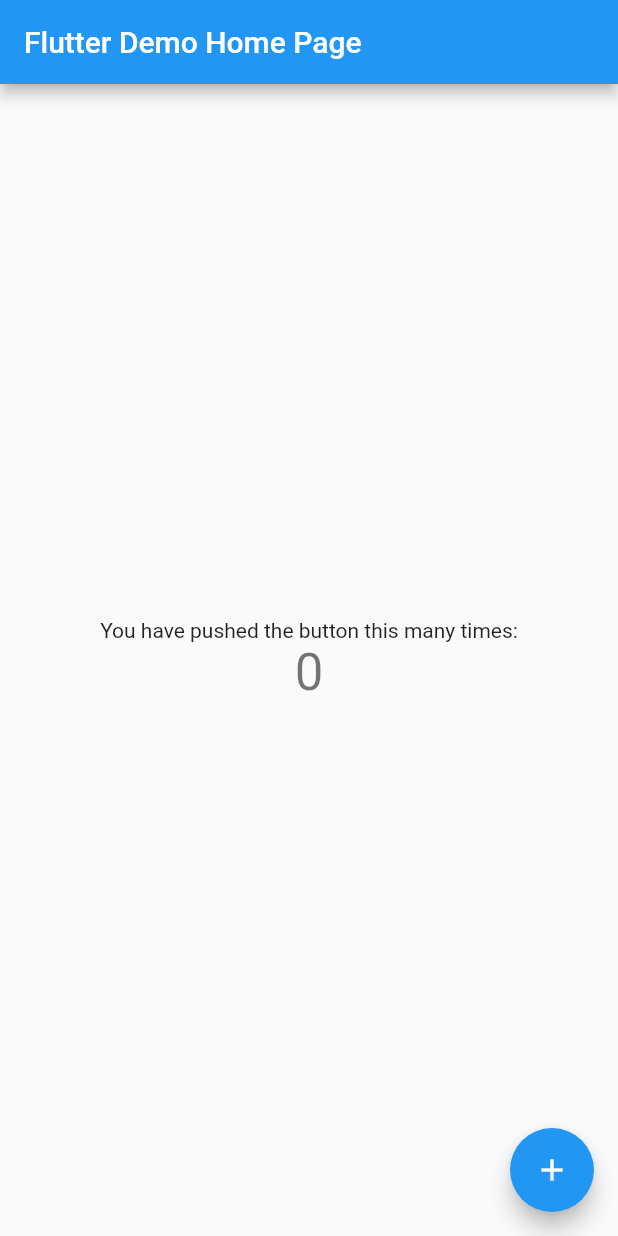
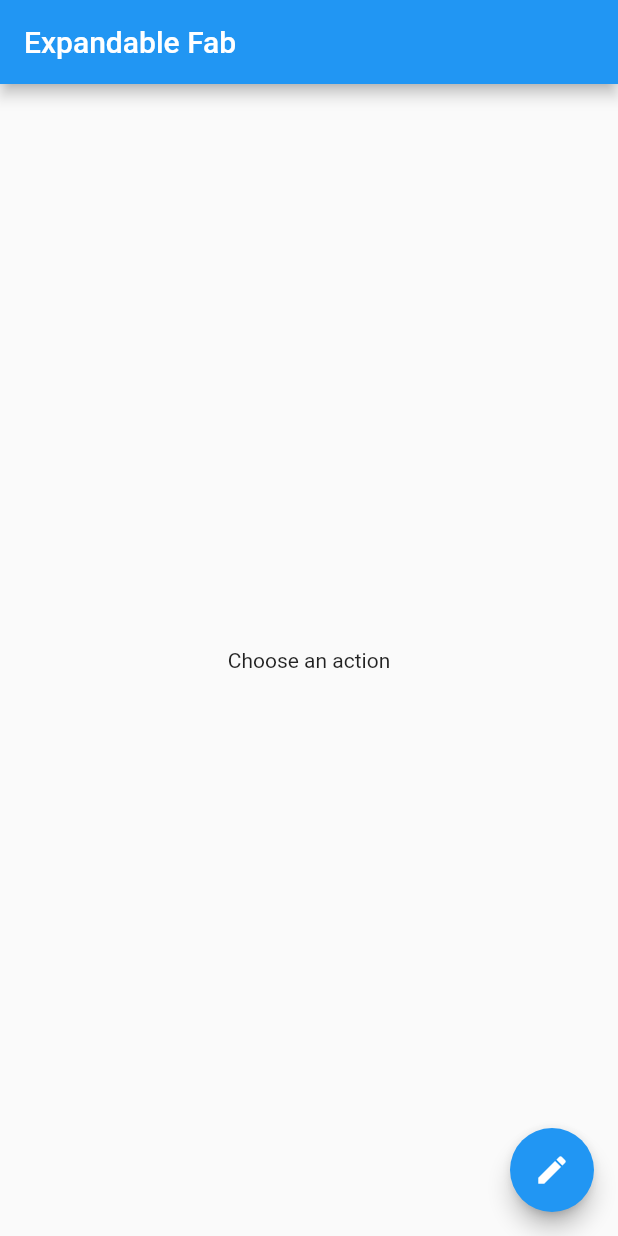
Before and after one commit to tajaouart/animated_expandable_fab, a Flutter app: the screen it shows after launch, on a phone screen of 412 x 824 dp. Run offline on Flutter 3.47's test engine with Material 2 defaults, Android fonts, the phone set to English and light mode, and no system bars.

Commit message:
ExpandableFab implementation

```diff
--- a/example/lib/main.dart
+++ b/example/lib/main.dart
@@ -1,115 +1,66 @@
+import 'package:animated_expandable_fab/animated_expandable_fab.dart';
 import 'package:flutter/material.dart';
 
 void main() {
-  runApp(const MyApp());
+  runApp(
+    const MaterialApp(
+      home: ExampleExpandableFab(),
+      debugShowCheckedModeBanner: false,
+    ),
+  );
 }
 
-class MyApp extends StatelessWidget {
-  const MyApp({super.key});
+class ExampleExpandableFab extends StatefulWidget {
+  const ExampleExpandableFab({super.key});
 
-  // This widget is the root of your application.
   @override
-  Widget build(BuildContext context) {
-    return MaterialApp(
-      title: 'Flutter Demo',
-      theme: ThemeData(
-        // This is the theme of your application.
-        //
-        // Try running your application with "flutter run". You'll see the
-        // application has a blue toolbar. Then, without quitting the app, try
-        // changing the primarySwatch below to Colors.green and then invoke
-        // "hot reload" (press "r" in the console where you ran "flutter run",
-        // or simply save your changes to "hot reload" in a Flutter IDE).
-        // Notice that the counter didn't reset back to zero; the application
-        // is not restarted.
-        primarySwatch: Colors.blue,
-      ),
-      home: const MyHomePage(title: 'Flutter Demo Home Page'),
-    );
-  }
+  State<ExampleExpandableFab> createState() => _ExampleExpandableFabState();
 }
 
-class MyHomePage extends StatefulWidget {
-  const MyHomePage({super.key, required this.title});
+class _ExampleExpandableFabState extends State<ExampleExpandableFab> {
+  final _actionTitles = ['Create Post', 'Upload Photo', 'Upload Video'];
 
-  // This widget is the home page of your application. It is stateful, meaning
-  // that it has a State object (defined below) that contains fields that affect
-  // how it looks.
+  String action = 'Choose an action';
 
-  // This class is the configuration for the state. It holds the values (in this
-  // case the title) provided by the parent (in this case the App widget) and
-  // used by the build method of the State. Fields in a Widget subclass are
-  // always marked "final".
-
-  final String title;
-
-  @override
-  State<MyHomePage> createState() => _MyHomePageState();
-}
-
-class _MyHomePageState extends State<MyHomePage> {
-  int _counter = 0;
-
-  void _incrementCounter() {
+  void selectItem(BuildContext context, int index) {
     setState(() {
-      // This call to setState tells the Flutter framework that something has
-      // changed in this State, which causes it to rerun the build method below
-      // so that the display can reflect the updated values. If we changed
-      // _counter without calling setState(), then the build method would not be
-      // called again, and so nothing would appear to happen.
-      _counter++;
+      action = _actionTitles[index];
     });
   }
 
   @override
   Widget build(BuildContext context) {
-    // This method is rerun every time setState is called, for instance as done
-    // by the _incrementCounter method above.
-    //
-    // The Flutter framework has been optimized to make rerunning build methods
-    // fast, so that you can just rebuild anything that needs updating rather
-    // than having to individually change instances of widgets.
     return Scaffold(
       appBar: AppBar(
-        // Here we take the value from the MyHomePage object that was created by
-        // the App.build method, and use it to set our appbar title.
-        title: Text(widget.title),
+        title: const Text('Expandable Fab'),
       ),
-      body: Center(
-        // Center is a layout widget. It takes a single child and positions it
-        // in the middle of the parent.
-        child: Column(
-          // Column is also a layout widget. It takes a list of children and
-          // arranges them vertically. By default, it sizes itself to fit its
-          // children horizontally, and tries to be as tall as its parent.
-          //
-          // Invoke "debug painting" (press "p" in the console, choose the
-          // "Toggle Debug Paint" action from the Flutter Inspector in Android
-          // Studio, or the "Toggle Debug Paint" command in Visual Studio Code)
-          // to see the wireframe for each widget.
-          //
-          // Column has various properties to control how it sizes itself and
-          // how it positions its children. Here we use mainAxisAlignment to
-          // center the children vertically; the main axis here is the vertical
-          // axis because Columns are vertical (the cross axis would be
-          // horizontal).
-          mainAxisAlignment: MainAxisAlignment.center,
-          children: <Widget>[
-            const Text(
-              'You have pushed the button this many times:',
+      body: Center(child: Text(action)),
+      floatingActionButton: ExpandableFab(
+        distance: 112.0,
+        children: [
+          ActionButton(
+            onPressed: () => selectItem(context, 0),
+            child: const Icon(
+              Icons.format_size,
+              color: Colors.white,
             ),
-            Text(
-              '$_counter',
-              style: Theme.of(context).textTheme.headline4,
+          ),
+          ActionButton(
+            onPressed: () => selectItem(context, 1),
+            child: const Icon(
+              Icons.insert_photo,
+              color: Colors.white,
             ),
-          ],
-        ),
+          ),
+          ActionButton(
+            onPressed: () => selectItem(context, 2),
+            child: const Icon(
+              Icons.videocam,
+              color: Colors.white,
+            ),
+          ),
+        ],
       ),
-      floatingActionButton: FloatingActionButton(
-        onPressed: _incrementCounter,
-        tooltip: 'Increment',
-        child: const Icon(Icons.add),
-      ), // This trailing comma makes auto-formatting nicer for build methods.
     );
   }
 }
--- /dev/null
+++ b/lib/expandable_fab/action_button.dart
@@ -0,0 +1,29 @@
+import 'package:flutter/material.dart';
+
+class ActionButton extends StatelessWidget {
+  const ActionButton({
+    super.key,
+    this.onPressed,
+    required this.child,
+    this.color,
+  });
+
+  final VoidCallback? onPressed;
+  final Widget child;
+  final Color? color;
+
+  @override
+  Widget build(BuildContext context) {
+    final theme = Theme.of(context);
+    return Material(
+      shape: const CircleBorder(),
+      clipBehavior: Clip.antiAlias,
+      color: color ?? theme.colorScheme.secondary,
+      elevation: 4.0,
+      child: Padding(
+        padding: const EdgeInsets.all(12.0),
+        child: child,
+      ),
+    );
+  }
+}
--- /dev/null
+++ b/lib/expandable_fab/expandable_fab.dart
@@ -0,0 +1,148 @@
+import 'package:animated_expandable_fab/animated_expandable_fab.dart';
+import 'package:flutter/material.dart';
+
+import 'expanding_action_button.dart';
+
+@immutable
+class ExpandableFab extends StatefulWidget {
+  const ExpandableFab({
+    super.key,
+    this.initialOpen,
+    required this.distance,
+    required this.children,
+  });
+
+  final bool? initialOpen;
+  final double distance;
+  final List<ActionButton> children;
+
+  @override
+  State<ExpandableFab> createState() => _ExpandableFabState();
+}
+
+class _ExpandableFabState extends State<ExpandableFab>
+    with SingleTickerProviderStateMixin {
+  late final AnimationController _controller;
+  late final Animation<double> _expandAnimation;
+  bool _open = false;
+
+  @override
+  void initState() {
+    super.initState();
+    _open = widget.initialOpen ?? false;
+    _controller = AnimationController(
+      value: _open ? 1.0 : 0.0,
+      duration: const Duration(milliseconds: 250),
+      vsync: this,
+    );
+    _expandAnimation = CurvedAnimation(
+      curve: Curves.fastOutSlowIn,
+      reverseCurve: Curves.easeOutQuad,
+      parent: _controller,
+    );
+  }
+
+  @override
+  void dispose() {
+    _controller.dispose();
+    super.dispose();
+  }
+
+  void _toggle() {
+    setState(() {
+      _open = !_open;
+      if (_open) {
+        _controller.forward();
+      } else {
+        _controller.reverse();
+      }
+    });
+  }
+
+  @override
+  Widget build(BuildContext context) {
+    return SizedBox.expand(
+      child: Stack(
+        alignment: Alignment.bottomRight,
+        clipBehavior: Clip.none,
+        children: [
+          _buildTapToCloseFab(),
+          ..._buildExpandingActionButtons(),
+          _buildTapToOpenFab(),
+        ],
+      ),
+    );
+  }
+
+  Widget _buildTapToCloseFab() {
+    return SizedBox(
+      width: 56.0,
+      height: 56.0,
+      child: Center(
+        child: Material(
+          shape: const CircleBorder(),
+          clipBehavior: Clip.antiAlias,
+          elevation: 4.0,
+          child: InkWell(
+            onTap: _toggle,
+            child: Padding(
+              padding: const EdgeInsets.all(8.0),
+              child: Icon(
+                Icons.close,
+                color: Theme.of(context).primaryColor,
+              ),
+            ),
+          ),
+        ),
+      ),
+    );
+  }
+
+  List<Widget> _buildExpandingActionButtons() {
+    final children = <Widget>[];
+    final count = widget.children.length;
+    final step = 90.0 / (count - 1);
+    for (var i = 0, angleInDegrees = 0.0;
+        i < count;
+        i++, angleInDegrees += step) {
+      children.add(
+        ExpandingActionButton(
+          directionInDegrees: angleInDegrees,
+          maxDistance: widget.distance,
+          progress: _expandAnimation,
+          child: widget.children[i],
+          onTap: () {
+            _toggle();
+            widget.children[i].onPressed?.call();
+          },
+        ),
+      );
+    }
+    return children;
+  }
+
+  Widget _buildTapToOpenFab() {
+    return IgnorePointer(
+      ignoring: _open,
+      child: AnimatedContainer(
+        transformAlignment: Alignment.center,
+        transform: Matrix4.diagonal3Values(
+          _open ? 0.7 : 1.0,
+          _open ? 0.7 : 1.0,
+          1.0,
+        ),
+        duration: const Duration(milliseconds: 250),
+        curve: const Interval(0.0, 0.5, curve: Curves.easeOut),
+        child: AnimatedOpacity(
+          opacity: _open ? 0.0 : 1.0,
+          curve: const Interval(0.25, 1.0, curve: Curves.easeInOut),
+          duration: const Duration(milliseconds: 250),
+          child: FloatingActionButton(
+            onPressed: _toggle,
+            child: const Icon(Icons.create),
+          ),
+        ),
+      ),
+    );
+  }
+}
--- /dev/null
+++ b/lib/expandable_fab/expanding_action_button.dart
@@ -0,0 +1,48 @@
+import 'dart:math';
+
+import 'package:flutter/material.dart';
+
+class ExpandingActionButton extends StatelessWidget {
+  const ExpandingActionButton({
+    super.key,
+    required this.directionInDegrees,
+    required this.maxDistance,
+    required this.progress,
+    required this.child,
+    this.onTap,
+  });
+
+  final double directionInDegrees;
+  final double maxDistance;
+  final Animation<double> progress;
+  final Widget child;
+  final VoidCallback? onTap;
+
+  @override
+  Widget build(BuildContext context) {
+    return AnimatedBuilder(
+      animation: progress,
+      builder: (context, child) {
+        final offset = Offset.fromDirection(
+          directionInDegrees * (pi / 180.0),
+          progress.value * maxDistance,
+        );
+        return Positioned(
+          right: 4.0 + offset.dx,
+          bottom: 4.0 + offset.dy,
+          child: Transform.rotate(
+            angle: (1.0 - progress.value) * pi / 2,
+            child: child!,
+          ),
+        );
+      },
+      child: FadeTransition(
+        opacity: progress,
+        child: GestureDetector(
+          onTap: onTap,
+          child: child,
+        ),
+      ),
+    );
+  }
+}
```
Also changed, not shown: example/pubspec.yaml (+5 -69 lines), 1 other file.
